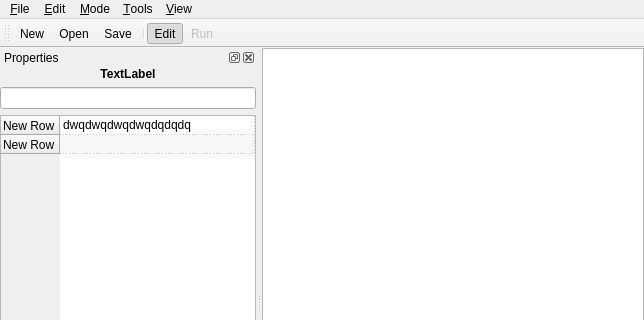
Above: src/nite/geddeinitebase.ui from gavofyork/Exscalibar before the change; both pictures show x 0 to 644 and y 0 to 320 of the 644 by 557 pixel window. Below: the same form after it.
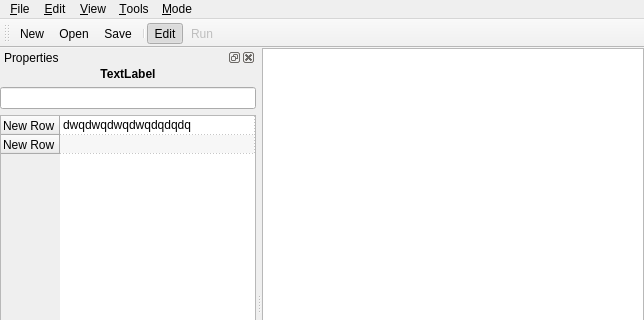
That is the form after the change. Icons and pictures are not drawn. Custom widgets are drawn as their Qt base class.

Commit message: Fixed a self-similarity bug; readPointer() won't work for very long from a temporary BufferData object. Minor tweaks to UI.

Patch:
```diff
--- a/src/nite/geddeinitebase.ui
+++ b/src/nite/geddeinitebase.ui
@@ -90,9 +90,9 @@
    </widget>
    <addaction name="fileMenu"/>
    <addaction name="editMenu"/>
-   <addaction name="modeMenu"/>
-   <addaction name="toolsMenu"/>
    <addaction name="viewMenu"/>
+   <addaction name="toolsMenu"/>
+   <addaction name="modeMenu"/>
   </widget>
   <widget class="QToolBar" name="toolBar">
    <property name="windowTitle">
```
Left out of the diff: 2 changed lines with no effect on the pictures. The commit also changes 6 other files.
